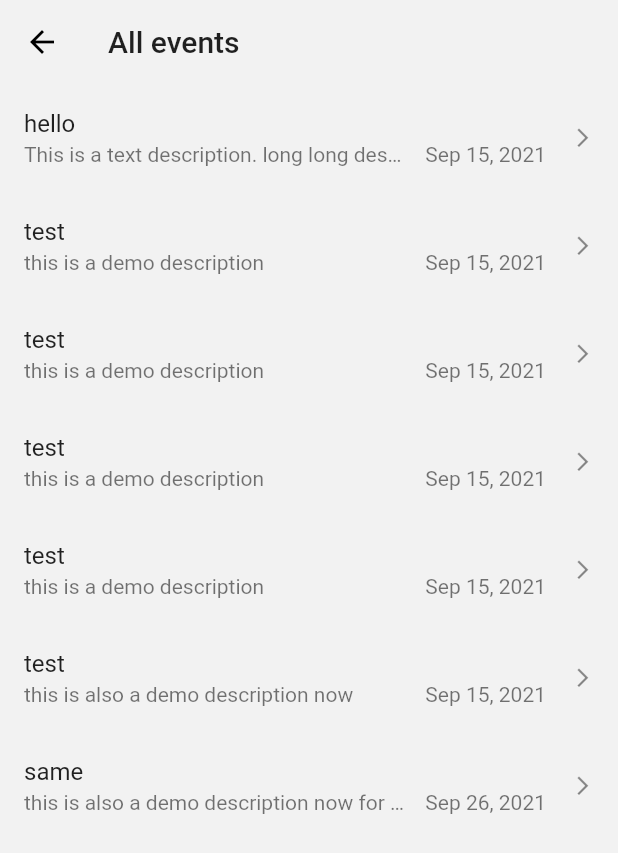
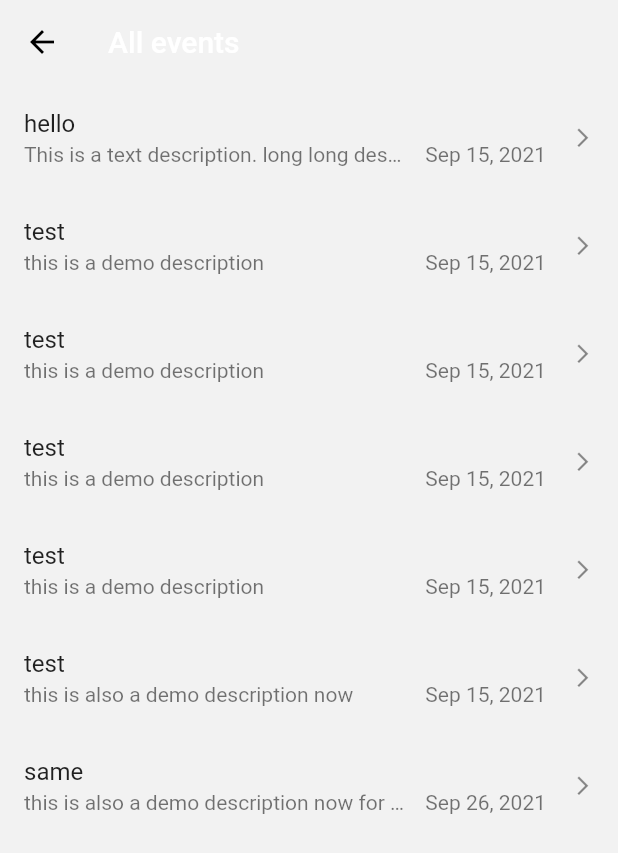
Before and after one commit to dipanshparmar/cpuh-client-app, a Flutter app: the AllEventsPage screen opened by its route, on a phone screen of 412 x 824 dp. Shown: the top 853 px of the screen. Run offline on Flutter 3.47's test engine with Material 2 defaults, Android fonts, the phone set to English and light mode, and no system bars; our stand-ins replace table_calendar.

Commit message:
fixed colors for light theme

```diff
--- a/lib/pages/all_events_page.dart
+++ b/lib/pages/all_events_page.dart
@@ -23,9 +23,13 @@ class AllEventsPage extends StatelessWidget {
 
     return Scaffold(
       appBar: AppBar(
+        iconTheme: IconThemeData(color: Theme.of(context).iconTheme.color),
         backgroundColor: Colors.transparent,
         elevation: 0,
-        title: const Text('All events'),
+        title: Text(
+          'All events',
+          style: TextStyle(color: Theme.of(context).backgroundColor),
+        ),
       ),
       body: ListView.builder(
         physics: const BouncingScrollPhysics(),
--- a/lib/pages/pages.dart
+++ b/lib/pages/pages.dart
@@ -2,3 +2,4 @@ export './home_page.dart';
 export './event_page.dart';
 export './search_page.dart';
 export './all_events_page.dart';
+export './start_page.dart';
```
Also changed, not shown: lib/pages/start_page.dart (added, +12 -0 lines).
